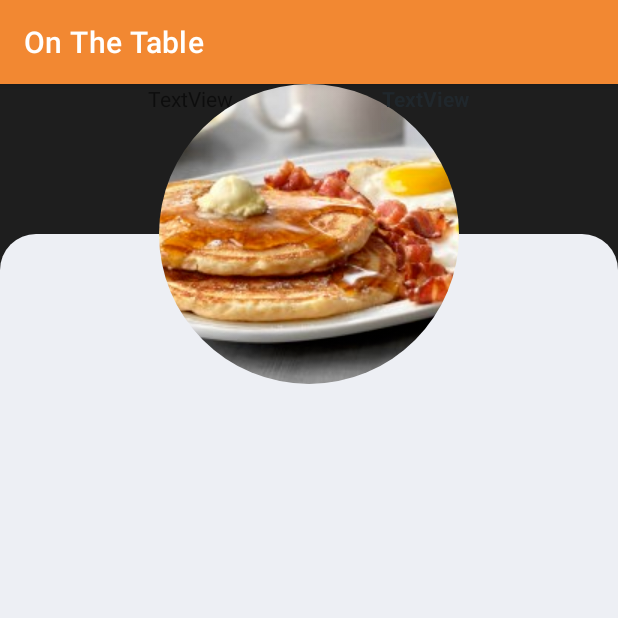
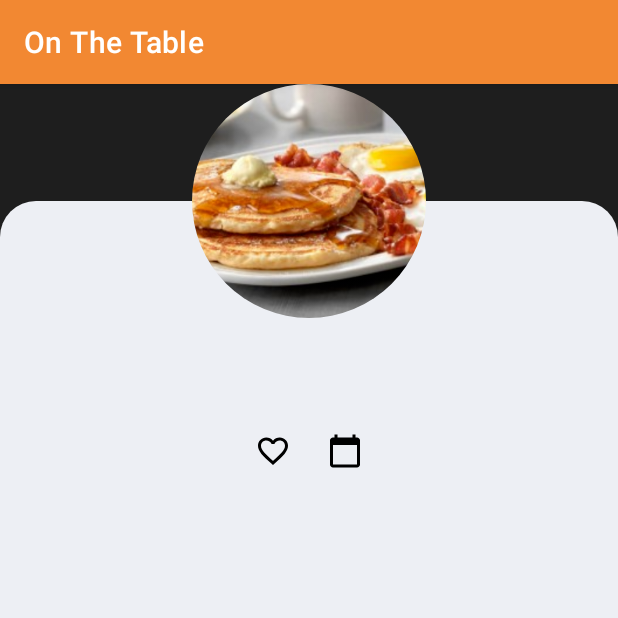
Before and after one commit to AhmedWard-eng/OnTheTable, an Android app: the fragment MealDetailsFragment shown on its own in the app's theme, on a phone screen of 412 x 824 dp, the top half of it. Run offline under Robolectric (Android 15) with nearby library versions, the light colour scheme and no system bars; plain views replace RoundedImageView.

Commit message:
XML design for home on progress

```diff
--- a/app/src/main/java/com/mad/iti/onthetable/remoteSource/remoteAPI/RetrofitClient.java
+++ b/app/src/main/java/com/mad/iti/onthetable/remoteSource/remoteAPI/RetrofitClient.java
@@ -1,6 +1,6 @@
 package com.mad.iti.onthetable.remoteSource.remoteAPI;
 
 public class RetrofitClient implements APIClientInterface{
+    // TODO: 2/3/2023 singleton
 
-    // TODO: 2/3/2023 singleton
 }
--- a/app/src/main/java/com/mad/iti/onthetable/ui/menu/view/MenuFragment.java
+++ b/app/src/main/java/com/mad/iti/onthetable/ui/menu/view/MenuFragment.java
@@ -25,7 +25,7 @@ public class MenuFragment extends Fragment {
     public View onCreateView(LayoutInflater inflater, ViewGroup container,
                              Bundle savedInstanceState) {
         // Inflate the layout for this fragment
-        ((AppCompatActivity) getActivity()).getSupportActionBar().hide();
+//        ((AppCompatActivity) getActivity()).getSupportActionBar().hide();
         return inflater.inflate(R.layout.fragment_menu, container, false);
     }
 }
--- a/app/src/main/java/com/mad/iti/onthetable/ui/registeration/singup/presenter/SignUpFragment.java
+++ b/app/src/main/java/com/mad/iti/onthetable/ui/registeration/singup/view/SignUpFragment.java
@@ -1,4 +1,4 @@
-package com.mad.iti.onthetable.ui.registeration.singup.presenter;
+package com.mad.iti.onthetable.ui.registeration.singup.view;
 
 import android.os.Bundle;
 
--- a/app/src/main/java/com/mad/iti/onthetable/splash/OnBoardingActivity.java
+++ b/app/src/main/java/com/mad/iti/onthetable/ui/splash/OnBoardingActivity.java
@@ -1,4 +1,4 @@
-package com.mad.iti.onthetable.splash;
+package com.mad.iti.onthetable.ui.splash;
 
 import androidx.appcompat.app.AppCompatActivity;
 import androidx.viewpager.widget.ViewPager;
--- a/app/src/main/java/com/mad/iti/onthetable/splash/SplashActivity.java
+++ b/app/src/main/java/com/mad/iti/onthetable/ui/splash/SplashActivity.java
@@ -1,4 +1,4 @@
-package com.mad.iti.onthetable.splash;
+package com.mad.iti.onthetable.ui.splash;
 
 import androidx.appcompat.app.AppCompatActivity;
 
@@ -33,7 +33,7 @@ public class SplashActivity extends AppCompatActivity {
                 if(isFirstTime){
                     SharedPreferences.Editor editor = mSharedPreferences.edit();
                     editor.putBoolean("firstTime",false);
-                    editor.commit();
+                    editor.apply();
                     Intent intent = new Intent(SplashActivity.this, OnBoardingActivity.class);
                     startActivity(intent);
                 }else{
--- a/app/src/main/res/layout/activity_on_boarding.xml
+++ b/app/src/main/res/layout/activity_on_boarding.xml
@@ -4,7 +4,7 @@
     xmlns:tools="http://schemas.android.com/tools"
     android:layout_width="match_parent"
     android:layout_height="match_parent"
-    tools:context=".splash.OnBoardingActivity">
+    tools:context=".ui.splash.OnBoardingActivity">
 
     <TextView
         android:id="@+id/next_textView_onboarding"
--- a/app/src/main/res/layout/fragment_meal_details.xml
+++ b/app/src/main/res/layout/fragment_meal_details.xml
@@ -11,7 +11,7 @@
         android:id="@+id/cardView2"
         android:layout_width="match_parent"
         android:layout_height="0dp"
-        android:layout_marginTop="100dp"
+        android:layout_marginTop="78dp"
         android:background="@drawable/background_item"
         app:cardCornerRadius="36dp"
         app:layout_constraintBottom_toBottomOf="parent"
@@ -23,8 +23,8 @@
 
     <com.makeramen.roundedimageview.RoundedImageView
         android:id="@+id/roundImage"
-        android:layout_width="200dp"
-        android:layout_height="200dp"
+        android:layout_width="156dp"
+        android:layout_height="156dp"
         android:src="@drawable/breakfast"
         app:layout_constraintEnd_toEndOf="parent"
         app:layout_constraintStart_toStartOf="parent"
@@ -33,25 +33,61 @@
 
     <TextView
         android:id="@+id/textView10"
+        style="@style/header_two"
         android:layout_width="wrap_content"
         android:layout_height="wrap_content"
-        android:text="TextView"
+        android:layout_marginTop="24dp"
         app:layout_constraintEnd_toStartOf="@+id/textView11"
         app:layout_constraintHorizontal_bias="0.5"
         app:layout_constraintHorizontal_chainStyle="spread"
         app:layout_constraintStart_toStartOf="parent"
-        tools:layout_editor_absoluteY="216dp" />
+        app:layout_constraintTop_toBottomOf="@+id/imageView11"
+        tools:text="TextView" />
 
     <TextView
         android:id="@+id/textView11"
+        style="@style/header_two"
         android:layout_width="wrap_content"
         android:layout_height="wrap_content"
-        android:text="TextView"
-        style="@style/header_two"
         app:layout_constraintEnd_toEndOf="parent"
         app:layout_constraintHorizontal_bias="0.5"
         app:layout_constraintStart_toEndOf="@+id/textView10"
-        app:layout_constraintTop_toTopOf="@+id/textView10" />
+        app:layout_constraintTop_toTopOf="@+id/textView10"
+        tools:text="TextView" />
+
+    <ImageView
+        android:id="@+id/imageView10"
+        android:layout_width="wrap_content"
+        android:layout_height="wrap_content"
+        android:layout_marginStart="24dp"
+        android:layout_marginTop="16dp"
+        android:src="@drawable/baseline_calendar_today_24"
+        app:layout_constraintEnd_toEndOf="@+id/textView13"
+        app:layout_constraintHorizontal_bias="0.5"
+        app:layout_constraintStart_toEndOf="@+id/imageView11"
+        app:layout_constraintTop_toBottomOf="@+id/textView13" />
+
+    <ImageView
+        android:id="@+id/imageView11"
+        android:layout_width="wrap_content"
+        android:layout_height="wrap_content"
+        android:src="@drawable/baseline_favorite_border_24"
+        app:layout_constraintBottom_toBottomOf="@+id/imageView10"
+        app:layout_constraintEnd_toStartOf="@+id/imageView10"
+        app:layout_constraintHorizontal_bias="0.5"
+        app:layout_constraintHorizontal_chainStyle="packed"
+        app:layout_constraintStart_toStartOf="@+id/textView13" />
+
+    <TextView
+        android:id="@+id/textView13"
+        style="@style/header_one"
+        android:layout_width="wrap_content"
+        android:layout_height="wrap_content"
+        android:layout_marginTop="28dp"
+        app:layout_constraintEnd_toEndOf="parent"
+        app:layout_constraintStart_toStartOf="parent"
+        app:layout_constraintTop_toBottomOf="@+id/roundImage"
+        tools:text="Beef and Mustard Pie" />
 
 
 </androidx.constraintlayout.widget.ConstraintLayout>
--- a/app/src/main/res/layout/item_fav_meal.xml
+++ b/app/src/main/res/layout/item_fav_meal.xml
@@ -30,7 +30,7 @@
 
         <TextView
             android:id="@+id/textView_meal_title_item_fav"
-            style="@style/header_two"
+            style="@style/header_three"
             android:layout_width="0dp"
             android:layout_height="wrap_content"
             android:layout_marginHorizontal="4dp"
--- a/app/src/main/res/layout/item_main_meal.xml
+++ b/app/src/main/res/layout/item_main_meal.xml
@@ -30,7 +30,7 @@
 
         <TextView
             android:id="@+id/textView_meal_title_item_main"
-            style="@style/header_two"
+            style="@style/header_three"
             android:layout_width="106dp"
             android:layout_height="wrap_content"
             android:layout_marginHorizontal="8dp"
--- a/app/src/main/res/values/strings.xml
+++ b/app/src/main/res/values/strings.xml
@@ -46,5 +46,6 @@
     <string name="confirm_password">Confirm password</string>
     <string name="sign_up">Sign up</string>
     <string name="login">Login</string>
+    <string name="already_have_account">Already have account</string>
 
 </resources>
--- a/app/src/main/res/values/styles.xml
+++ b/app/src/main/res/values/styles.xml
@@ -7,8 +7,23 @@
         <item name="android:textStyle">bold</item>
     </style>
 
-    <style name="header_two">
+    <style name="header_three">
         <item name="android:textColor">@color/outline_color</item>
         <item name="android:textStyle">bold</item>
     </style>
+
+    <style name="appNameInLoginAndSignUp">
+        <item name="android:layout_width">wrap_content</item>
+        <item name="android:layout_height">wrap_content</item>
+        <item name="android:fontFamily">@font/pacifico</item>
+        <item name="android:textColor">@color/cadmium_orange</item>
+        <item name="android:textSize">48sp</item>
+        <item name="android:textStyle">bold</item>
+    </style>
+
+    <style name="header_two">
+        <item name="android:textColor">@color/outline_color</item>
+        <item name="android:textSize">18sp</item>
+        <item name="android:textStyle">bold</item>
+    </style>
 </resources>
```
Also changed, not shown: app/src/main/AndroidManifest.xml (+3 -4 lines), app/src/main/java/com/mad/iti/onthetable/ui/registeration/login/view/LoginFragment.java (renamed from app/src/main/java/com/mad/iti/onthetable/ui/registeration/login/presenter/LoginFragment.java, +17 -1 lines), app/src/main/java/com/mad/iti/onthetable/ui/splash/ViewPagerAdapter.java (renamed from app/src/main/java/com/mad/iti/onthetable/splash/ViewPagerAdapter.java, +5 -5 lines), app/src/main/res/layout/fragment_home.xml (+4 -6 lines), app/src/main/res/layout/fragment_login.xml (+5 -7 lines), app/src/main/res/layout/fragment_sign_up.xml (+25 -32 lines), app/src/main/res/navigation/mobile_navigation.xml (+9 -4 lines), app/src/main/res/drawable/google.png (added).
